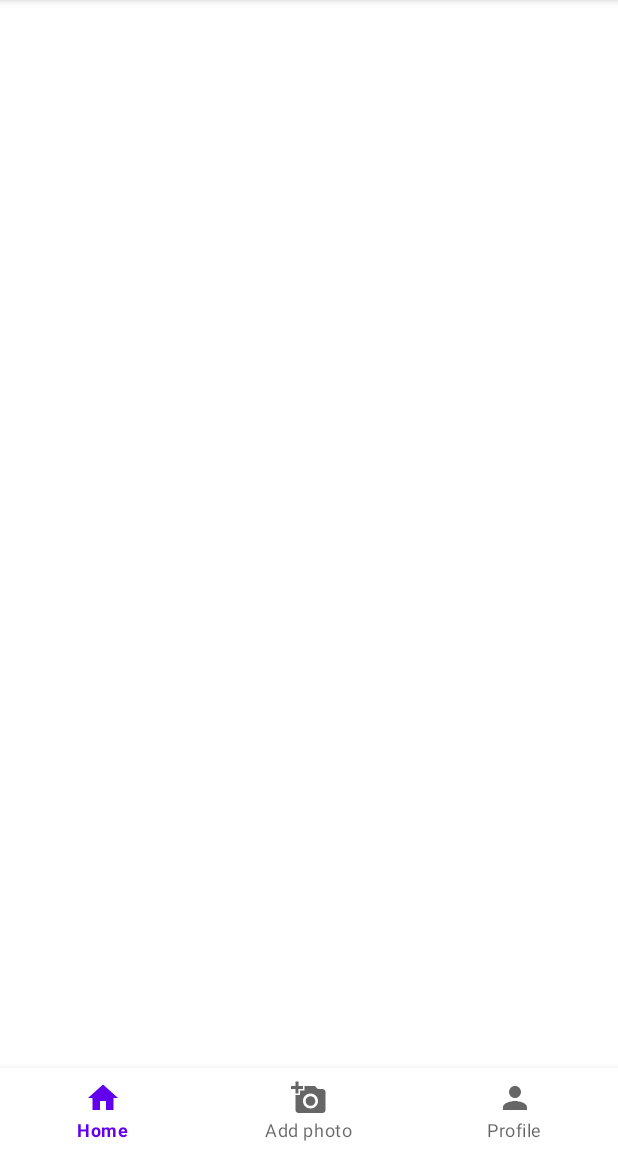
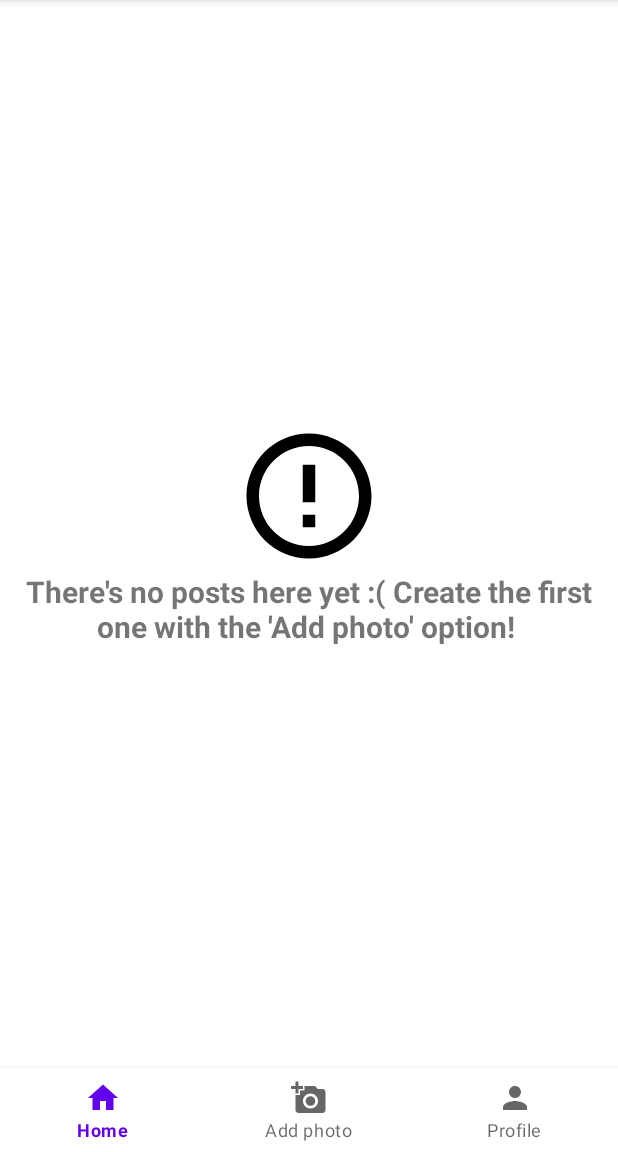
Before and after one commit to FiorelaDelPilar/BlogApp, an Android app: the HomeScreenFragment screen opened through its navigation route, on a phone screen of 412 x 824 dp, the part 84-1236 px from its top. Run offline under Robolectric (Android 15) with nearby library versions, the phone set to English and light mode, and no system bars; our stand-ins replace Firebase (no records; nobody signed in at launch, a user with empty details on screens opened directly), navigation-ui.

Commit message:
119 Empty container cuando no tenemos posts en el servidor

```diff
--- a/app/src/main/java/com/learning/blogapp/ui/main/HomeScreenFragment.kt
+++ b/app/src/main/java/com/learning/blogapp/ui/main/HomeScreenFragment.kt
@@ -62,6 +62,12 @@ class HomeScreenFragment : Fragment(R.layout.fragment_home_screen) {
 
                 is Result.Success ->{
                     binding.progressBar.hide()
+                    if(result.data.isEmpty()){
+                        binding.emptyContainer.show()
+                        return@Observer
+                    }else{
+                        binding.emptyContainer.hide()
+                    }
                     binding.rvHome.adapter = HomeScreenAdapter(result.data)
                 }
 
--- /dev/null
+++ b/app/src/main/res/drawable/baseline_error_outline_24.xml
@@ -0,0 +1,5 @@
+<vector android:height="24dp" android:tint="#000000"
+    android:viewportHeight="24" android:viewportWidth="24"
+    android:width="24dp" xmlns:android="http://schemas.android.com/apk/res/android">
+    <path android:fillColor="@android:color/white" android:pathData="M11,15h2v2h-2zM11,7h2v6h-2zM11.99,2C6.47,2 2,6.48 2,12s4.47,10 9.99,10C17.52,22 22,17.52 22,12S17.52,2 11.99,2zM12,20c-4.42,0 -8,-3.58 -8,-8s3.58,-8 8,-8 8,3.58 8,8 -3.58,8 -8,8z"/>
+</vector>
--- a/app/src/main/res/layout/fragment_home_screen.xml
+++ b/app/src/main/res/layout/fragment_home_screen.xml
@@ -17,6 +17,34 @@
             android:layout_height="wrap_content"
             android:layout_centerInParent="true"/>
     </RelativeLayout>
+
+    <RelativeLayout
+        android:id="@+id/empty_container"
+        android:visibility="gone"
+        android:layout_width="match_parent"
+        android:layout_height="match_parent"
+        android:padding="8dp">
+        <LinearLayout
+            android:layout_width="match_parent"
+            android:layout_height="wrap_content"
+            android:layout_centerInParent="true"
+            android:orientation="vertical">
+            <ImageView
+                android:layout_width="100dp"
+                android:layout_height="100dp"
+                android:layout_gravity="center"
+                android:src="@drawable/baseline_error_outline_24"
+                />
+            <TextView
+                android:layout_width="match_parent"
+                android:layout_height="wrap_content"
+                android:textStyle="bold"
+                android:textSize="20sp"
+                android:gravity="center_horizontal"
+                android:text="There's no posts here yet :( Create the first one with the 'Add photo' option! "/>
+        </LinearLayout>
+    </RelativeLayout>
+
     <androidx.recyclerview.widget.RecyclerView
         android:id="@+id/rv_home"
         android:layout_width="match_parent"
```
